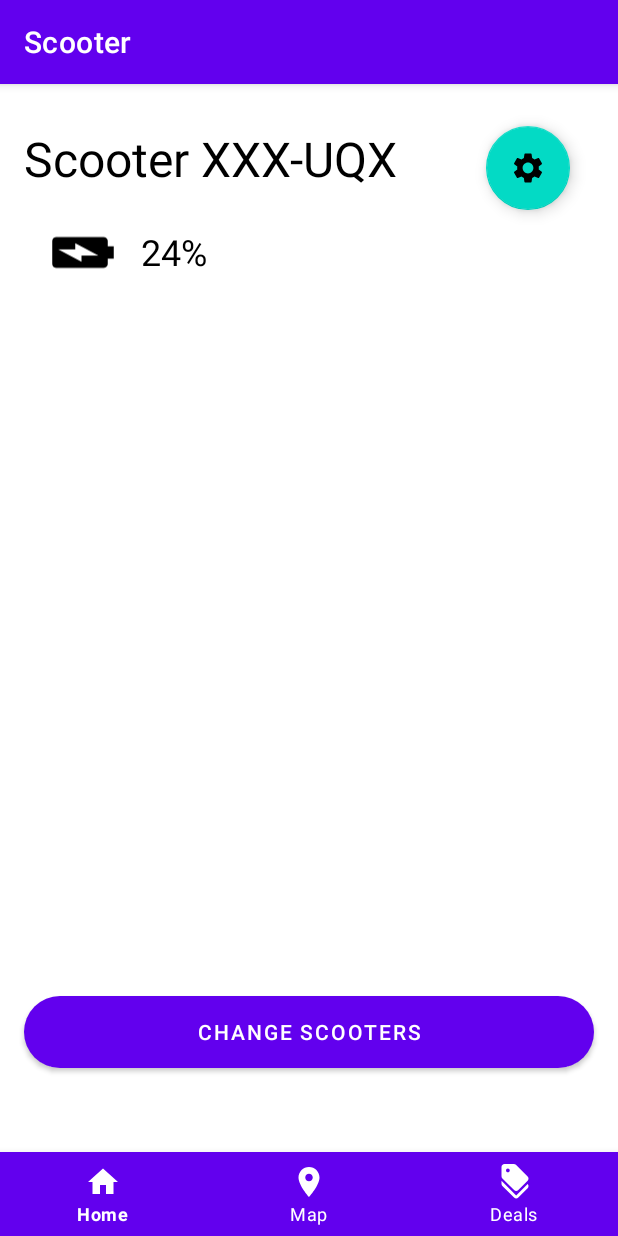
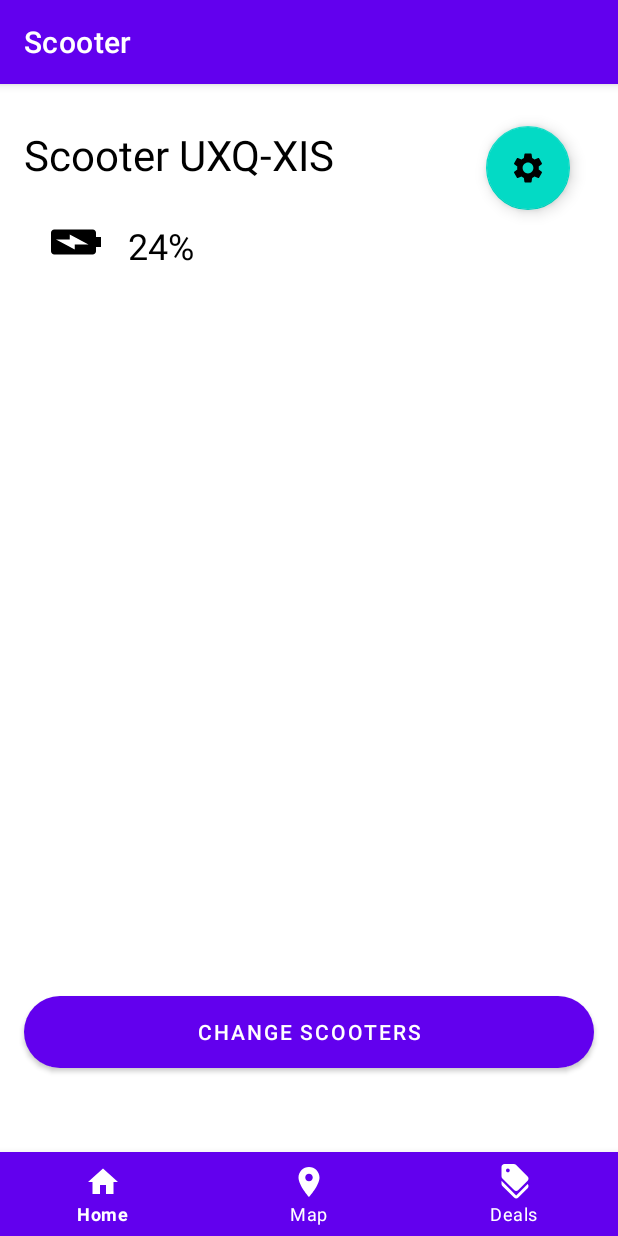
Before and after one commit to pipietrzyk/Lemon-Mobile-App, an Android app: the screen it shows after launch (MainActivity), on a phone screen of 412 x 824 dp. Run offline under Robolectric (Android 15) with nearby library versions, the light colour scheme and no system bars; libraries missing offline, so code that uses them is left out: com.journeyapps.barcodescanner.

Commit message:
All changes as of implementing qr scanner pushed (before google maps)

```diff
--- a/app/src/main/res/layout/fragment_home.xml
+++ b/app/src/main/res/layout/fragment_home.xml
@@ -26,20 +26,20 @@
         android:layout_marginStart="16dp"
         android:layout_marginTop="28dp"
         android:layout_marginEnd="32dp"
-        android:text="Scooter XXX-UQX"
+        android:backgroundTint="@color/dark_grey"
+        android:text="Scooter UXQ-XIS"
         android:textColor="@color/black"
-        android:textSize="32sp"
+        android:textSize="28sp"
         app:layout_constraintEnd_toStartOf="@+id/settings_button"
         app:layout_constraintHorizontal_bias="0.0"
         app:layout_constraintStart_toStartOf="parent"
-        app:layout_constraintTop_toTopOf="parent"
-        android:backgroundTint="@color/dark_grey"/>
+        app:layout_constraintTop_toTopOf="parent" />
 
     <TextView
         android:id="@+id/textView2"
         android:layout_width="64dp"
         android:layout_height="30dp"
-        android:layout_marginTop="24dp"
+        android:layout_marginTop="20dp"
         android:text="24%"
         android:textColor="@color/black"
         android:textSize="24sp"
@@ -48,20 +48,20 @@
         app:layout_constraintStart_toEndOf="@+id/imageView"
         app:layout_constraintTop_toBottomOf="@+id/textView" />
 
+    <!--app:backgroundTint="@null"-->
+    <!--android:textColor="@color/black"-->
     <ImageView
         android:id="@+id/imageView"
-        android:layout_width="49dp"
-        android:layout_height="58dp"
-        android:layout_marginTop="12dp"
+        android:layout_width="40dp"
+        android:layout_height="52dp"
+        android:layout_marginTop="8dp"
         android:rotation="90"
         android:src="@drawable/ic_baseline_battery_charging_full_24"
         app:layout_constraintEnd_toEndOf="parent"
-        app:layout_constraintHorizontal_bias="0.084"
+        app:layout_constraintHorizontal_bias="0.083"
         app:layout_constraintStart_toStartOf="parent"
         app:layout_constraintTop_toBottomOf="@+id/textView" />
 
-    <!--app:backgroundTint="@null"-->
-    <!--android:textColor="@color/black"-->
     <Button
         android:id="@+id/scan_button"
         android:layout_width="0dp"
```
